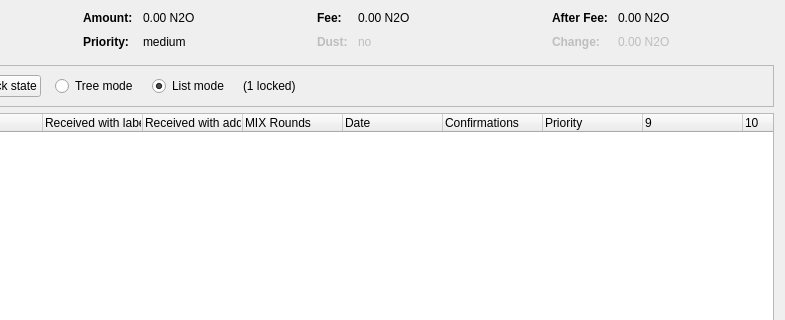
Old version of the form src/qt/forms/coincontroldialog.ui in the repository Salvage-Ex/salvage-old; both pictures show x 169 to 954 and y 0 to 320 of the 954 by 500 pixel window.
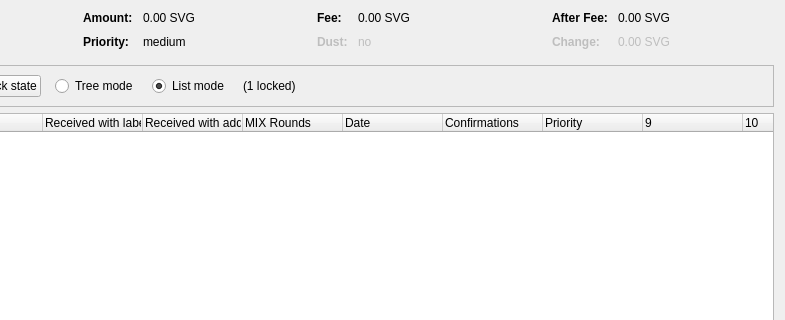
New version of the form. Custom widgets are drawn as their Qt base class.

```diff
--- a/src/qt/forms/coincontroldialog.ui
+++ b/src/qt/forms/coincontroldialog.ui
@@ -132,7 +132,7 @@
           <enum>Qt::ActionsContextMenu</enum>
          </property>
          <property name="text">
-          <string notr="true">0.00 N2O</string>
+          <string notr="true">0.00 SVG</string>
          </property>
          <property name="textInteractionFlags">
           <set>Qt::LinksAccessibleByMouse|Qt::TextSelectableByKeyboard|Qt::TextSelectableByMouse</set>
@@ -206,7 +206,7 @@
           <enum>Qt::ActionsContextMenu</enum>
          </property>
          <property name="text">
-          <string notr="true">0.00 N2O</string>
+          <string notr="true">0.00 SVG</string>
          </property>
          <property name="textInteractionFlags">
           <set>Qt::LinksAccessibleByMouse|Qt::TextSelectableByKeyboard|Qt::TextSelectableByMouse</set>
@@ -286,7 +286,7 @@
           <enum>Qt::ActionsContextMenu</enum>
          </property>
          <property name="text">
-          <string notr="true">0.00 N2O</string>
+          <string notr="true">0.00 SVG</string>
          </property>
          <property name="textInteractionFlags">
           <set>Qt::LinksAccessibleByMouse|Qt::TextSelectableByKeyboard|Qt::TextSelectableByMouse</set>
@@ -321,7 +321,7 @@
           <enum>Qt::ActionsContextMenu</enum>
          </property>
          <property name="text">
-          <string notr="true">0.00 N2O</string>
+          <string notr="true">0.00 SVG</string>
          </property>
          <property name="textInteractionFlags">
           <set>Qt::LinksAccessibleByMouse|Qt::TextSelectableByKeyboard|Qt::TextSelectableByMouse</set>
```
